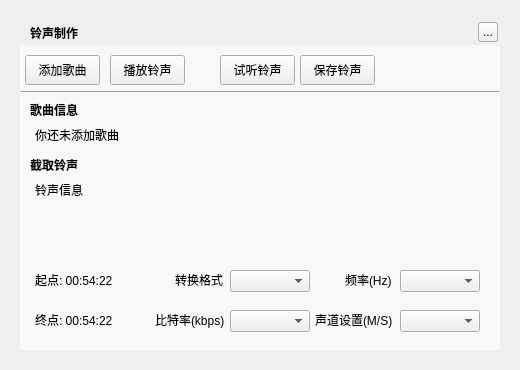
Old version of the form TTKCore/musicUi/musicToolsetswidget/musicsongringtonemakerwidget.ui in the repository Greedysky/TTKMusicPlayer.
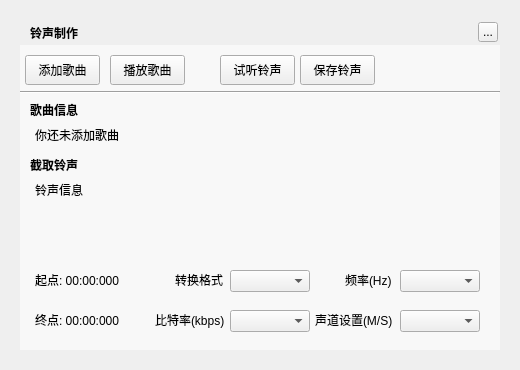
New version of the form. Custom widgets are drawn as their Qt base class.

```diff
--- a/TTKCore/musicUi/musicToolsetswidget/musicsongringtonemakerwidget.ui
+++ b/TTKCore/musicUi/musicToolsetswidget/musicsongringtonemakerwidget.ui
@@ -104,7 +104,7 @@
     </rect>
    </property>
    <property name="text">
-    <string>播放铃声</string>
+    <string>播放歌曲</string>
    </property>
   </widget>
   <widget class="QPushButton" name="playRingButton">
@@ -188,7 +188,7 @@
     </rect>
    </property>
    <property name="text">
-    <string>起点: 00:54:22</string>
+    <string>起点: 00:00:000</string>
    </property>
   </widget>
   <widget class="QLabel" name="stopTimeLabel">
@@ -201,7 +201,7 @@
     </rect>
    </property>
    <property name="text">
-    <string>终点: 00:54:22</string>
+    <string>终点: 00:00:000</string>
    </property>
   </widget>
   <widget class="QLabel" name="label_7">
```
Left out of the diff: 2 changed lines with no effect on the pictures.
